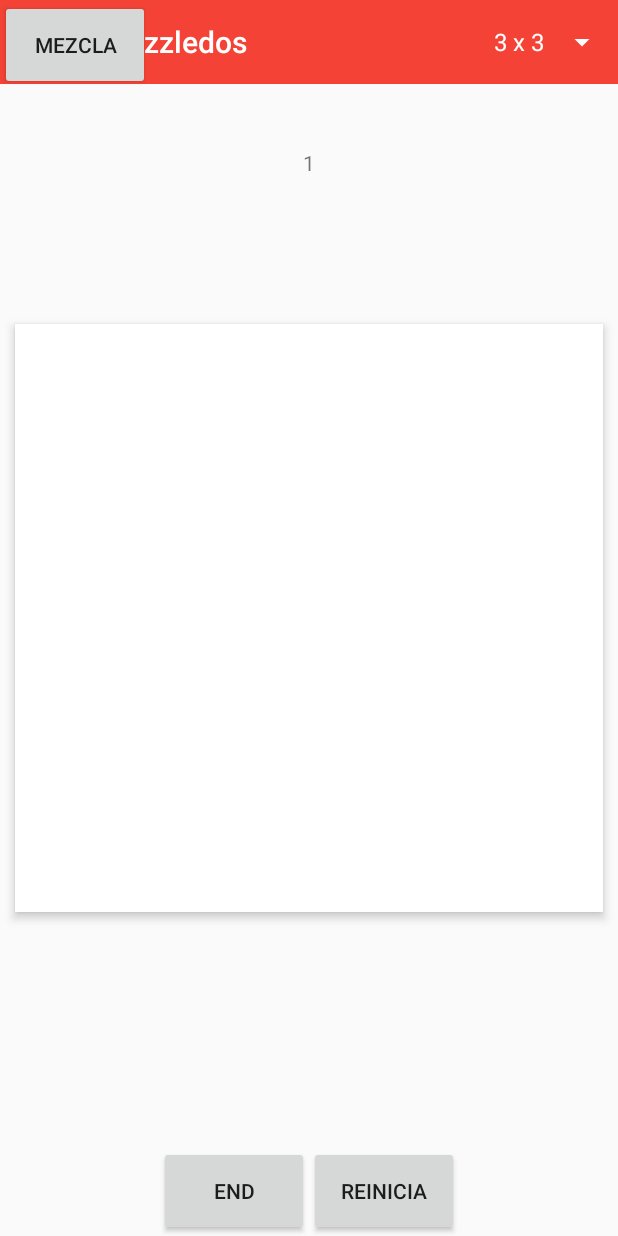
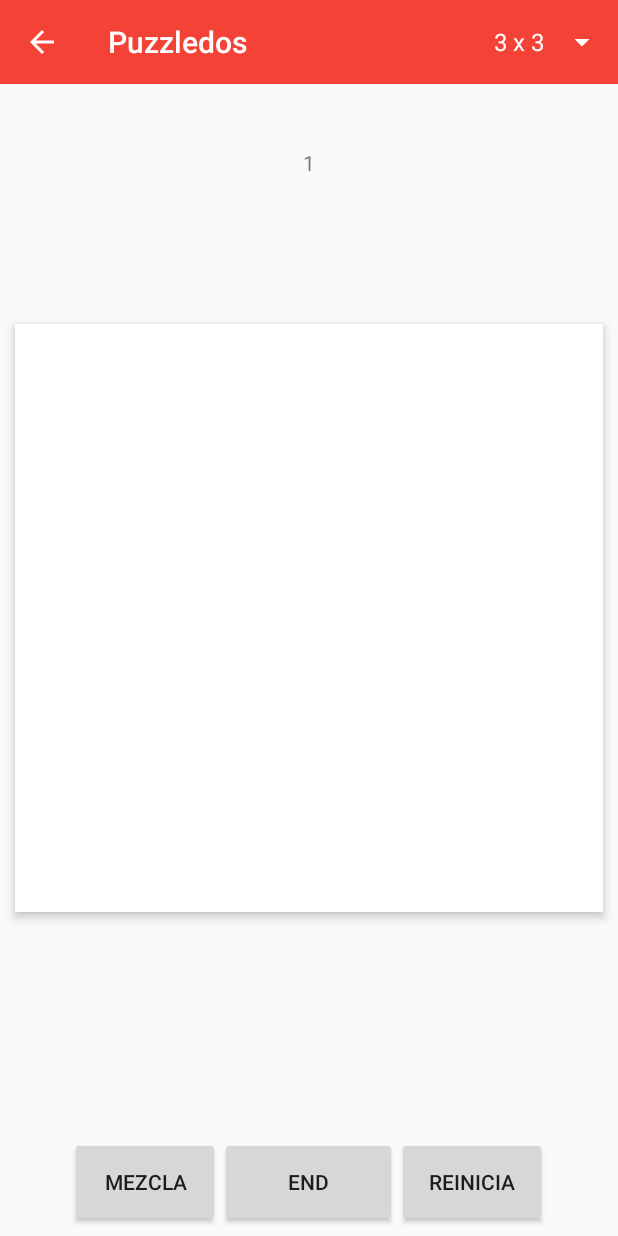
Before and after one commit to Ivacks/PuzzleDos, an Android app: the GameActivity screen opened directly, with no data from a screen before it, on a phone screen of 412 x 824 dp. Run offline under Robolectric (Android 15) with nearby library versions, the phone set to English and light mode, and no system bars; 11 statements that could not run were skipped.

Commit message:
Update game_activity.xml

```diff
--- a/app/src/main/res/layout/game_activity.xml
+++ b/app/src/main/res/layout/game_activity.xml
@@ -36,20 +36,18 @@
             app:layout_constraintStart_toStartOf="parent"
             app:layout_constraintTop_toTopOf="parent" />
 
+    </android.support.constraint.ConstraintLayout>
+
+    <LinearLayout
+        android:layout_width="318dp"
+        android:layout_height="66dp"
+        android:layout_gravity="bottom|center_horizontal">
+
         <android.widget.Button
             android:id="@+id/shuffle"
             android:layout_width="100dp"
             android:layout_height="60dp"
-            android:text="@string/shuffle"
-            tools:layout_editor_absoluteX="255dp"
-            tools:layout_editor_absoluteY="597dp" />
-
-    </android.support.constraint.ConstraintLayout>
-
-    <LinearLayout
-            android:layout_width="200dp"
-            android:layout_height="60dp"
-            android:layout_gravity="bottom|center_horizontal">
+            android:text="@string/shuffle" />
 
         <android.widget.Button
             android:id="@+id/end"
```
